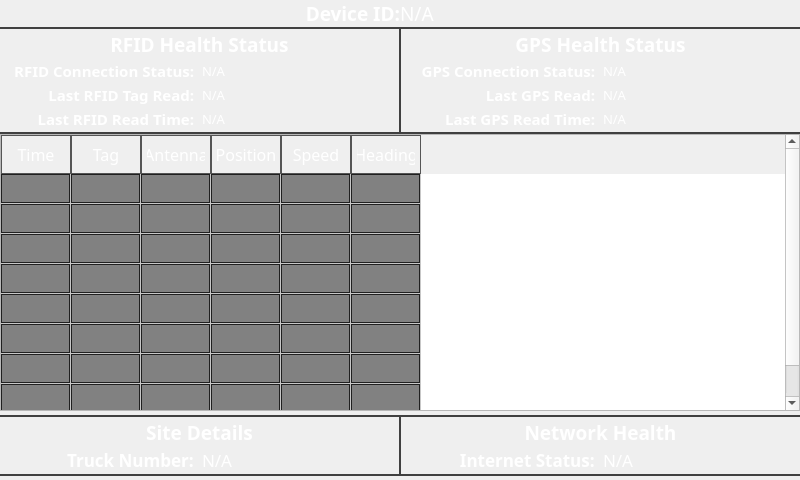
This is ui/screens/overview.ui in samissa730/NexusRFIDReader_Git as Qt 5 draws it before an edit. The edited form follows.
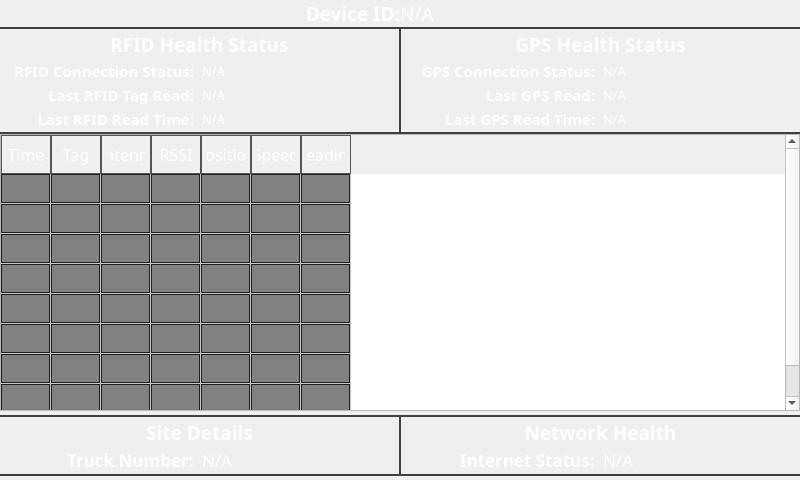
This is the edited form.

```diff
--- a/ui/screens/overview.ui
+++ b/ui/screens/overview.ui
@@ -604,7 +604,7 @@
         <number>8</number>
        </property>
        <property name="columnCount">
-        <number>6</number>
+        <number>7</number>
        </property>
        <attribute name="horizontalHeaderVisible">
         <bool>true</bool>
@@ -613,10 +613,10 @@
         <bool>true</bool>
        </attribute>
        <attribute name="horizontalHeaderMinimumSectionSize">
-        <number>70</number>
+        <number>30</number>
        </attribute>
        <attribute name="horizontalHeaderDefaultSectionSize">
-        <number>70</number>
+        <number>50</number>
        </attribute>
        <attribute name="horizontalHeaderHighlightSections">
         <bool>true</bool>
@@ -656,6 +656,11 @@
          <string>Antenna</string>
         </property>
        </column>
+       <column>
+        <property name="text">
+         <string>RSSI</string>
+        </property>
+       </column>
        <column>
         <property name="text">
          <string>Position</string>
```
